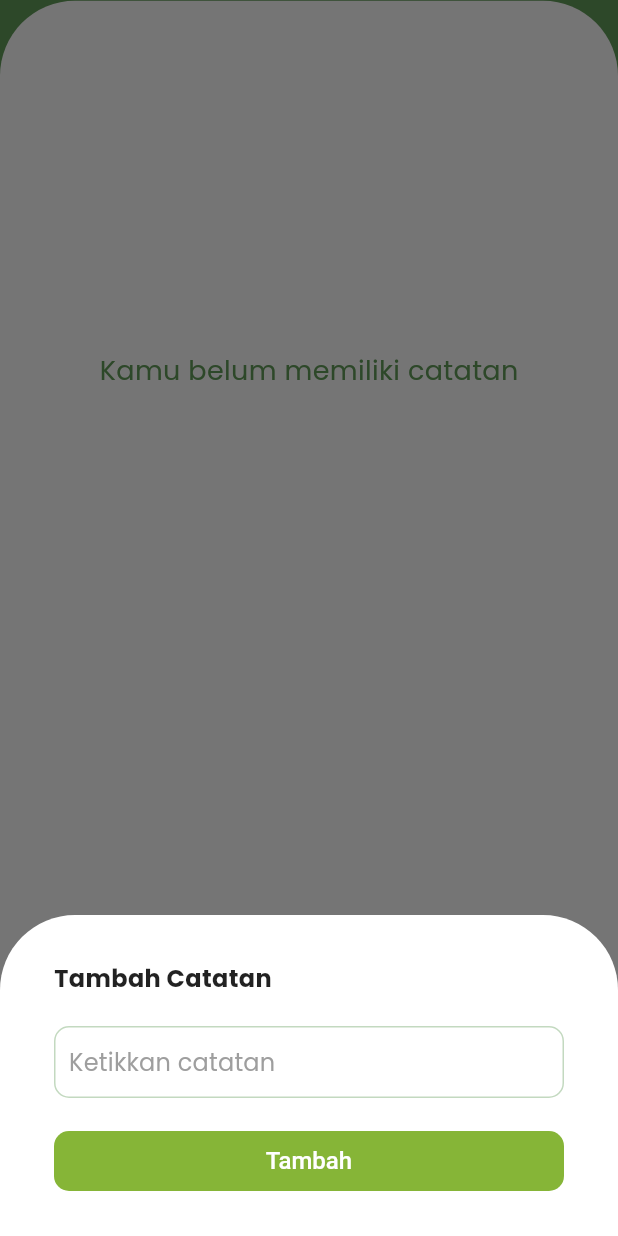
After one commit to CPSG-26/qalbu, a Flutter app: the CatatanIbadahPage screen opened by its route, scrolled down 278 dp, after a tap on the "add" icon, on a phone screen of 412 x 824 dp. The commit adds this screen. Run offline on Flutter 3.47's test engine with Material 2 defaults, Android fonts, the phone set to English and light mode, and no system bars; our stand-ins replace dartz, equatable, flutter_bloc, flutter_html, get_it, google_fonts and 2 more; accounts and stored records are empty.

Commit message:
Add Catatan Ibadah Feature

```diff
--- a/lib/common/colors.dart
+++ b/lib/common/colors.dart
@@ -6,6 +6,8 @@ const Color kTertiary = Color(0xFF9AC850);
 const Color kTextColor = Color(0xFF1D232E);
 const Color kSecondaryTextColor = Color(0xFF629C59);
 const Color kTertiaryTextColor = Colors.white;
+const Color kTaskTile = Color.fromARGB(255, 236, 236, 236);
+const Color kHint = Colors.grey;
 
 const kColorScheme = ColorScheme(
   brightness: Brightness.light,
@@ -18,5 +20,5 @@ const kColorScheme = ColorScheme(
   background: Colors.white,
   onBackground: kPrimary,
   surface: Colors.black,
-  onSurface: Colors.white,
+  onSurface: kSecondaryTextColor,
 );
--- /dev/null
+++ b/lib/data/db/db_helper.dart
@@ -0,0 +1,74 @@
+import 'package:qalbu/data/models/catatan_model.dart';
+import 'package:path/path.dart';
+import 'package:sqflite/sqflite.dart';
+
+class DbHelper {
+  Database? _database;
+
+  Future<Database> get database async {
+    final dbPath = await getDatabasesPath();
+    const dbName = 'catatan_ibadah.db';
+    final path = join(dbPath, dbName);
+
+    _database = await openDatabase(
+      path,
+      onCreate: (db, version) {
+        return _createDb(db, version);
+      },
+      version: 1,
+    );
+
+    return _database!;
+  }
+
+  /// Membuat tabel di database
+  Future<void> _createDb(Database db, int version) async {
+    await db.execute('''
+      CREATE TABLE catatan_ibadah(
+        id INTEGER PRIMARY KEY AUTOINCREMENT,
+        judul TEXT,
+        selesai INTEGER
+      )
+    ''');
+  }
+
+  /// Menambahkan data ke database
+  Future<void> tambahCatatan(CatatanModel catatan) async {
+    final db = await database;
+    await db.insert(
+      'catatan_ibadah',
+      catatan.toMap(),
+      conflictAlgorithm: ConflictAlgorithm.replace,
+    );
+  }
+
+  /// Mendapatkan semua catatan dari database
+  Future<List<CatatanModel>> getCatatan() async {
+    final db = await database;
+    List<Map<String, dynamic>> catatanList = await db.query(
+      'catatan_ibadah',
+
+      /// Mengurutkan catatan dari yang terbaru
+      orderBy: 'id DESC',
+    );
+
+    return List.generate(
+      catatanList.length,
+      (index) => CatatanModel(
+        id: catatanList[index]['id'],
+        judul: catatanList[index]['judul'],
+        selesai: catatanList[index]['selesai'] == 0 ? false : true,
+      ),
+    );
+  }
+
+  /// Menghapus data
+  Future<void> hapusCatatan(CatatanModel catatan) async {
+    final db = await database;
+    await db.delete(
+      'catatan_ibadah',
+      where: 'id == ?',
+      whereArgs: [catatan.id],
+    );
+  }
+}
--- /dev/null
+++ b/lib/data/models/catatan_model.dart
@@ -0,0 +1,19 @@
+class CatatanModel {
+  int? id;
+  late final String judul;
+  late bool selesai;
+
+  CatatanModel({
+    this.id,
+    required this.judul,
+    required this.selesai,
+  });
+
+  Map<String, dynamic> toMap() {
+    return {
+      'id': id,
+      'judul': judul,
+      'selesai': selesai ? 1 : 0,
+    };
+  }
+}
--- a/lib/main.dart
+++ b/lib/main.dart
@@ -1,11 +1,13 @@
 import 'package:flutter/material.dart';
 import 'package:flutter_bloc/flutter_bloc.dart';
+import 'package:path/path.dart';
 import 'package:qalbu/common/colors.dart';
 import 'package:qalbu/common/text_styles.dart';
 import 'package:qalbu/common/utils.dart';
 import 'package:qalbu/injection.dart' as di;
 import 'package:qalbu/presentation/bloc/quran/quran_bloc.dart';
 import 'package:qalbu/presentation/bloc/quran_detail/quran_detail_bloc.dart';
+import 'package:qalbu/presentation/pages/catatan_ibadah_page.dart';
 import 'package:qalbu/presentation/pages/doa_page.dart';
 import 'package:qalbu/presentation/pages/home_page.dart';
 import 'package:qalbu/presentation/pages/list_doa_page.dart';
@@ -21,7 +23,8 @@ void main() {
 
 final routes = <String, WidgetBuilder>{
   ListDoaPage.routeName: (context) => const ListDoaPage(),
-  DoaPage.routeName: (context) => const DoaPage()
+  DoaPage.routeName: (context) => const DoaPage(),
+  CatatanIbadahPage.routeName: (context) => const CatatanIbadahPage(),
 };
 
 class MyApp extends StatelessWidget {
@@ -29,7 +32,6 @@ class MyApp extends StatelessWidget {
 
   const MyApp({Key? key}) : super(key: key);
 
-  // This widget is the root of your application.
   @override
   Widget build(BuildContext context) {
     return MultiBlocProvider(
@@ -67,6 +69,9 @@ class MyApp extends StatelessWidget {
               return MaterialPageRoute(builder: (_) => const ListDoaPage());
             case DoaPage.routeName:
               return MaterialPageRoute(builder: (_) => const DoaPage());
+            case CatatanIbadahPage.routeName:
+              return MaterialPageRoute(
+                  builder: (_) => const CatatanIbadahPage());
             default:
               return MaterialPageRoute(
                 builder: (_) {
--- /dev/null
+++ b/lib/presentation/pages/catatan_ibadah_page.dart
@@ -0,0 +1,149 @@
+import 'package:qalbu/common/colors.dart';
+import 'package:qalbu/data/db/db_helper.dart';
+import 'package:qalbu/data/models/catatan_model.dart';
+import 'package:flutter/material.dart';
+import 'package:qalbu/presentation/widgets/list_catatan_widget.dart';
+import 'package:qalbu/presentation/widgets/tambah_catatan_widget.dart';
+
+class CatatanIbadahPage extends StatefulWidget {
+  static const routeName = '/catatanIbadah-page';
+
+  const CatatanIbadahPage({Key? key}) : super(key: key);
+
+  @override
+  State<CatatanIbadahPage> createState() => _CatatanIbadahPageState();
+}
+
+class _CatatanIbadahPageState extends State<CatatanIbadahPage> {
+  var database = DbHelper();
+
+  void tambahItem(CatatanModel catatan) async {
+    await database.tambahCatatan(catatan);
+    setState(() {});
+  }
+
+  void hapusItem(CatatanModel catatan) async {
+    await database.hapusCatatan(catatan);
+    setState(() {});
+  }
+
+  @override
+  Widget build(BuildContext context) {
+    Size size = MediaQuery.of(context).size;
+    return Scaffold(
+      backgroundColor: kPrimary,
+      body: SingleChildScrollView(
+        child: SafeArea(
+          child: Column(
+            children: [
+              InkWell(
+                onTap: () {
+                  Navigator.pop(context);
+                },
+                child: Row(
+                  mainAxisAlignment: MainAxisAlignment.start,
+                  children: [
+                    Container(
+                      height: 50,
+                      margin: const EdgeInsets.only(left: 20, top: 20),
+                      child: const Icon(
+                        Icons.arrow_back,
+                        size: 25,
+                        color: kTertiaryTextColor,
+                      ),
+                    ),
+                  ],
+                ),
+              ),
+
+              /// Judul (Text dan Icon)
+              Padding(
+                padding: const EdgeInsets.only(left: 30.0, top: 20.0),
+                child: Row(
+                  crossAxisAlignment: CrossAxisAlignment.start,
+                  mainAxisAlignment: MainAxisAlignment.spaceBetween,
+                  children: [
+                    Column(
+                      crossAxisAlignment: CrossAxisAlignment.start,
+                      children: const [
+                        SizedBox(
+                          height: 20,
+                        ),
+                        Text(
+                          'Catatan',
+                          style: TextStyle(
+                            color: kTertiaryTextColor,
+                            fontSize: 30,
+                            fontWeight: FontWeight.bold,
+                          ),
+                        ),
+                        SizedBox(
+                          height: 12,
+                        ),
+                        Text(
+                          'Ibadah',
+                          style: TextStyle(
+                            color: kTertiaryTextColor,
+                            fontSize: 30,
+                            fontWeight: FontWeight.bold,
+                          ),
+                        ),
+                      ],
+                    ),
+                    Column(
+                      children: [
+                        Image.asset(
+                          'assets/images/do.png',
+                          height: 135,
+                          width: 150,
+                        ),
+                      ],
+                    ),
+                  ],
+                ),
+              ),
+
+              /// Container background putih
+              Container(
+                height: size.height,
+                margin: EdgeInsets.only(top: size.height * 0.065),
+                decoration: const BoxDecoration(
+                  borderRadius: BorderRadius.only(
+                    topLeft: Radius.circular(50),
+                    topRight: Radius.circular(50),
+                  ),
+                  color: kTertiaryTextColor,
+                ),
+                child: ListCatatan(
+                  fungsiTambah: tambahItem,
+                  fungsiHapus: hapusItem,
+                ),
+              ),
+            ],
+          ),
+        ),
+      ),
+      floatingActionButton: FloatingActionButton(
+        onPressed: () {
+          showModalBottomSheet(
+            context: context,
+            isScrollControlled: true,
+            builder: (context) => SingleChildScrollView(
+              child: Container(
+                padding: EdgeInsets.only(
+                    bottom: MediaQuery.of(context).viewInsets.bottom),
+                child: TambahCatatan(
+                  fungsiTambah: tambahItem,
+                ),
+              ),
+            ),
+          );
+        }, //AddTask(),
+        child: const Icon(
+          Icons.add_rounded,
+          size: 35,
+        ),
+      ),
+    );
+  }
+}
--- /dev/null
+++ b/lib/presentation/widgets/catatan_card.dart
@@ -0,0 +1,75 @@
+import 'package:qalbu/common/colors.dart';
+import 'package:qalbu/data/models/catatan_model.dart';
+import 'package:flutter/material.dart';
+
+class CatatanCard extends StatefulWidget {
+  CatatanCard({
+    Key? key,
+    required this.id,
+    required this.judul,
+    required this.selesai,
+    required this.fungsiTambah,
+    required this.fungsiHapus,
+  }) : super(key: key);
+
+  final int id;
+  final String judul;
+  bool selesai;
+  final Function fungsiTambah;
+  final Function fungsiHapus;
+
+  @override
+  State<CatatanCard> createState() => _CatatanCardState();
+}
+
+class _CatatanCardState extends State<CatatanCard> {
+  @override
+  Widget build(BuildContext context) {
+    var catatanLokal = CatatanModel(
+      id: widget.id,
+      judul: widget.judul,
+      selesai: widget.selesai,
+    );
+    return Container(
+      margin: const EdgeInsets.only(bottom: 20),
+      height: 65,
+      decoration: const BoxDecoration(
+        color: kTaskTile,
+        borderRadius: BorderRadius.all(
+          Radius.circular(10),
+        ),
+      ),
+      child: Center(
+        child: CheckboxListTile(
+          title: Text(
+            widget.judul,
+            maxLines: 2,
+            overflow: TextOverflow.ellipsis,
+            style: TextStyle(
+                fontWeight: FontWeight.bold,
+                decoration: widget.selesai ? TextDecoration.lineThrough : null),
+          ),
+          controlAffinity: ListTileControlAffinity.leading,
+          secondary: IconButton(
+            onPressed: () {
+              widget.fungsiHapus(catatanLokal);
+            },
+            icon: const Icon(Icons.delete_rounded),
+          ),
+          value: widget.selesai,
+          onChanged: (checked) {
+            setState(
+              () {
+                widget.selesai = checked!;
+              },
+            );
+            catatanLokal.selesai = checked!;
+            widget.fungsiTambah(catatanLokal);
+          },
+          selected: widget.selesai,
+          activeColor: kSecondaryTextColor,
+        ),
+      ),
+    );
+  }
+}
--- /dev/null
+++ b/lib/presentation/widgets/list_catatan_widget.dart
@@ -0,0 +1,68 @@
+import 'package:qalbu/common/colors.dart';
+import 'catatan_card.dart';
+import 'package:qalbu/data/db/db_helper.dart';
+import 'package:flutter/material.dart';
+
+class ListCatatan extends StatelessWidget {
+  final db = DbHelper();
+  final Function fungsiTambah;
+  final Function fungsiHapus;
+
+  ListCatatan({Key? key, required this.fungsiTambah, required this.fungsiHapus})
+      : super(key: key);
+
+  @override
+  Widget build(BuildContext context) {
+    Size size = MediaQuery.of(context).size;
+    return Expanded(
+      child: FutureBuilder(
+        future: db.getCatatan(),
+        initialData: const [],
+        builder: (BuildContext context, AsyncSnapshot<List> snapshot) {
+          var data = snapshot.data;
+          var lengthCatatan = data!.length;
+
+          return lengthCatatan == 0
+              ? Center(
+                  child: Container(
+                    height: size.height * 0.5,
+                    margin: EdgeInsets.only(top: size.height * 0.065),
+                    decoration: const BoxDecoration(
+                      borderRadius: BorderRadius.only(
+                        topLeft: Radius.circular(50),
+                        topRight: Radius.circular(50),
+                      ),
+                      color: kTertiaryTextColor,
+                    ),
+                    child: const Text(
+                      "Kamu belum memiliki catatan",
+                      style: TextStyle(
+                        color: kSecondaryTextColor,
+                        fontSize: 18,
+                      ),
+                    ),
+                  ),
+                )
+              : Container(
+                  padding: const EdgeInsets.symmetric(
+                    vertical: 65,
+                    horizontal: 30,
+                  ),
+                  child: ListView.builder(
+                    itemCount: data.length,
+                    itemBuilder: (context, index) {
+                      return CatatanCard(
+                        id: data[index].id,
+                        judul: data[index].judul,
+                        selesai: data[index].selesai,
+                        fungsiTambah: fungsiTambah,
+                        fungsiHapus: fungsiHapus,
+                      );
+                    },
+                  ),
+                );
+        },
+      ),
+    );
+  }
+}
--- /dev/null
+++ b/lib/presentation/widgets/tambah_catatan_widget.dart
@@ -0,0 +1,99 @@
+import 'package:qalbu/common/colors.dart';
+import 'package:qalbu/data/models/catatan_model.dart';
+import 'package:flutter/material.dart';
+
+class TambahCatatan extends StatelessWidget {
+  final input = TextEditingController();
+  final Function fungsiTambah;
+
+  TambahCatatan({Key? key, required this.fungsiTambah}) : super(key: key);
+
+  @override
+  Widget build(BuildContext context) {
+    return Container(
+      color: const Color(0xFF757575),
+      child: Container(
+        decoration: const BoxDecoration(
+          color: kTertiaryTextColor,
+          borderRadius: BorderRadius.only(
+              topLeft: Radius.circular(50.0), topRight: Radius.circular(50.0)),
+        ),
+        padding: const EdgeInsets.symmetric(horizontal: 36.0, vertical: 30.0),
+        child: Column(
+          crossAxisAlignment: CrossAxisAlignment.stretch,
+          children: [
+            /// Judul tambah catatan
+            const Text(
+              'Tambah Catatan',
+              textAlign: TextAlign.left,
+              style: TextStyle(
+                fontSize: 16,
+                fontWeight: FontWeight.bold,
+              ),
+            ),
+            const SizedBox(
+              height: 20,
+            ),
+
+            /// Textfield catatan baru
+            SizedBox(
+              height: 50,
+              child: TextField(
+                controller: input,
+                decoration: InputDecoration(
+                  contentPadding: const EdgeInsets.symmetric(
+                    vertical: 2,
+                    horizontal: 10,
+                  ),
+                  border: OutlineInputBorder(
+                    borderRadius: BorderRadius.circular(10),
+                  ),
+                  prefixIconColor: kSecondary,
+                  hintText: 'Ketikkan catatan',
+                  hintStyle: const TextStyle(
+                    color: kHint,
+                  ),
+                ),
+                textAlign: TextAlign.left,
+                style: const TextStyle(
+                  fontSize: 16,
+                ),
+              ),
+            ),
+            const SizedBox(
+              height: 20.0,
+            ),
+
+            /// Tombol Tambah
+            SizedBox(
+              height: 40.0,
+              child: TextButton(
+                onPressed: () {
+                  var catatanBaru = CatatanModel(
+                    judul: input.text,
+                    selesai: false,
+                  );
+                  fungsiTambah(catatanBaru);
+                  Navigator.of(context).pop();
+                },
+                style: TextButton.styleFrom(
+                  backgroundColor: kSecondary,
+                  shape: RoundedRectangleBorder(
+                    borderRadius: BorderRadius.circular(10),
+                  ),
+                ),
+                child: const Text(
+                  "Tambah",
+                  style: TextStyle(
+                    color: kTertiaryTextColor,
+                    fontSize: 16,
+                  ),
+                ),
+              ),
+            ),
+          ],
+        ),
+      ),
+    );
+  }
+}
--- a/pubspec.yaml
+++ b/pubspec.yaml
@@ -21,6 +21,8 @@ dependencies:
   flutter_bloc: ^8.0.1
   get_it: ^7.2.0
   flutter_html: ^3.0.0-alpha.3
+  sqflite: ^2.0.2+1
+  path: ^1.8.1
 
 dev_dependencies:
   flutter_test:
```
Also changed, not shown: assets/images/do.png (added), pubspec.lock.
